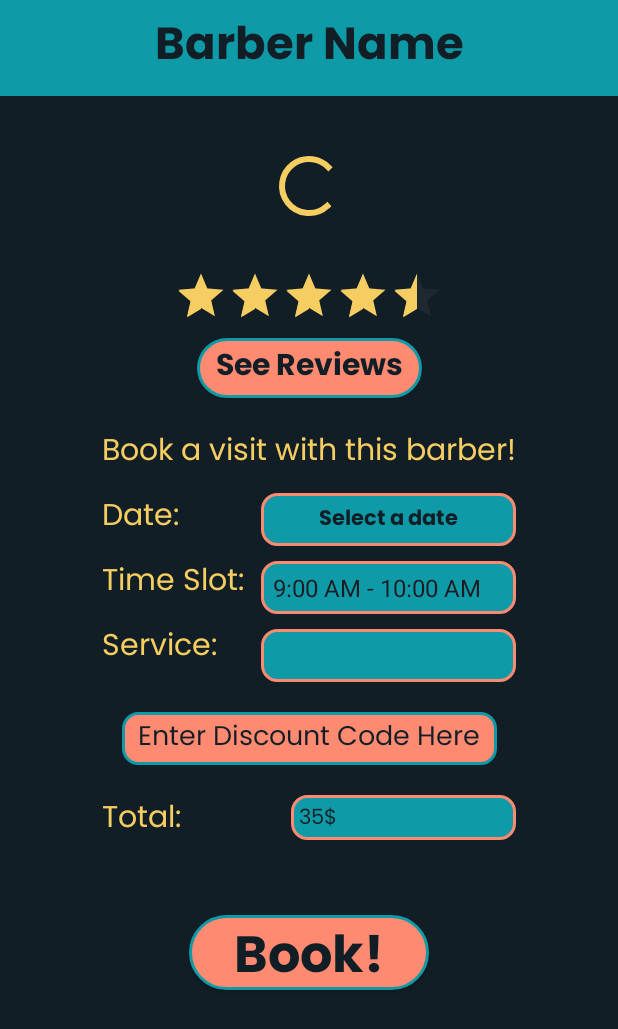
After one commit to zbvmihai/Fine-Cut---Barber-Shop-App, an Android app: the BookingActivity screen opened directly, with no data from a screen before it, on a phone screen of 412 x 824 dp. The commit adds this screen. Shown: the top 1029 px of the screen. Run offline under Robolectric (Android 15) with nearby library versions, the phone set to English and light mode, and no system bars; our stand-ins replace Picasso; 4 statements that could not run were skipped.

Commit message:
Added Book Activity UI

```diff
--- a/app/build.gradle
+++ b/app/build.gradle
@@ -46,7 +46,7 @@ dependencies {
     implementation 'org.jetbrains.kotlinx:kotlinx-coroutines-android:1.6.4'
     implementation 'androidx.core:core-ktx:1.9.0'
     implementation 'androidx.appcompat:appcompat:1.6.1'
-    implementation 'com.google.android.material:material:1.8.0'
+    implementation 'com.google.android.material:material:1.7.0'
     implementation 'androidx.constraintlayout:constraintlayout:2.1.4'
     implementation 'com.google.firebase:firebase-database-ktx:20.1.0'
     implementation 'com.google.firebase:firebase-auth-ktx:21.1.0'
--- /dev/null
+++ b/app/src/main/java/com/finecut/barbershop/activities/BookingActivity.kt
@@ -0,0 +1,65 @@
+@file:Suppress("DEPRECATION")
+
+package com.finecut.barbershop.activities
+
+import android.os.Bundle
+import android.util.Log
+import android.view.View
+import android.widget.ArrayAdapter
+import androidx.appcompat.app.AppCompatActivity
+import com.finecut.barbershop.R
+import com.finecut.barbershop.databinding.ActivityBookingBinding
+import com.finecut.barbershop.models.Barbers
+import com.squareup.picasso.Callback
+import com.squareup.picasso.Picasso
+
+class BookingActivity : AppCompatActivity() {
+
+    private var barbersList: ArrayList<Barbers> = arrayListOf()
+    private var position: Int = 0
+
+    private lateinit var bookingBinding: ActivityBookingBinding
+
+    override fun onCreate(savedInstanceState: Bundle?) {
+        super.onCreate(savedInstanceState)
+        bookingBinding = ActivityBookingBinding.inflate(layoutInflater)
+        val view = bookingBinding.root
+        setContentView(view)
+
+        val timeSlots = listOf("9:00 AM - 10:00 AM", "10:00 AM - 11:00 AM",
+            "11:00 AM - 12:00 PM", "12:00 PM - 1:00 PM", "1:00 PM - 2:00 PM",
+            "11:00 AM - 12:00 PM", "12:00 PM - 1:00 PM", "1:00 PM - 2:00 PM",
+            "11:00 AM - 12:00 PM", "12:00 PM - 1:00 PM", "1:00 PM - 2:00 PM",
+            "2:00 PM - 3:00 PM", "3:00 PM - 4:00 PM", "4:00 PM - 5:00 PM")
+
+        val adapter = ArrayAdapter(this, R.layout.spinner_item, timeSlots)
+        adapter.setDropDownViewResource(R.layout.spinner_dropdown_item)
+        bookingBinding.spinnerTimeSlot.adapter = adapter
+
+        getAndSetData()
+
+    }
+
+    private fun getAndSetData() {
+
+        barbersList = intent.getParcelableArrayListExtra("barbersList")!!
+        position = intent.getIntExtra("position", 0)
+
+        bookingBinding.bookingTbTitle.text = barbersList[position].barberName
+        bookingBinding.rbBookingBarberRating.rating = barbersList[position].barberRating.toFloat()
+
+        Picasso.get().load(barbersList[position].barberImage)
+            .into(bookingBinding.ivBookingBarberImage, object :
+                Callback {
+                override fun onSuccess() {
+                    bookingBinding.pbBookingBarberImage.visibility = View.GONE
+                }
+
+                override fun onError(e: Exception?) {
+                    if (e != null) {
+                        e.localizedMessage?.let { Log.e("Error Loading Image: ", it) }
+                    }
+                }
+            })
+    }
+}
--- a/app/src/main/java/com/finecut/barbershop/activities/MainActivity.kt
+++ b/app/src/main/java/com/finecut/barbershop/activities/MainActivity.kt
@@ -78,7 +78,7 @@ class MainActivity : AppCompatActivity() {
 
                     }
 
-                    barbersAdapter = BarbersAdapter(barbersList)
+                    barbersAdapter = BarbersAdapter(this@MainActivity,barbersList)
 
                     mainBinding.rvMain.layoutManager = LinearLayoutManager(this@MainActivity)
 
--- a/app/src/main/java/com/finecut/barbershop/adapters/BarbersAdapter.kt
+++ b/app/src/main/java/com/finecut/barbershop/adapters/BarbersAdapter.kt
@@ -1,16 +1,19 @@
 package com.finecut.barbershop.adapters
 
+import android.content.Context
+import android.content.Intent
 import android.util.Log
 import android.view.LayoutInflater
 import android.view.View
 import android.view.ViewGroup
 import androidx.recyclerview.widget.RecyclerView
+import com.finecut.barbershop.activities.BookingActivity
 import com.finecut.barbershop.databinding.BarbersCardBinding
 import com.finecut.barbershop.models.Barbers
 import com.squareup.picasso.Callback
 import com.squareup.picasso.Picasso
 
-class BarbersAdapter(
+class BarbersAdapter(private var context: Context,
     private var barbersList: ArrayList<Barbers>
 ): RecyclerView.Adapter<BarbersAdapter.BarbersViewHolder>() {
 
@@ -30,8 +33,16 @@ class BarbersAdapter(
         holder.adapterBinding.tvBarberDescription.text = barbersList[holder.adapterPosition].barberDescription
         holder.adapterBinding.rbBarberRating.rating = barbersList[holder.adapterPosition].barberRating.toFloat()
 
+        holder.adapterBinding.llBarber.setOnClickListener {
+
+            val intent = Intent(context,BookingActivity::class.java)
+            intent.putParcelableArrayListExtra("barbersList", barbersList)
+            intent.putExtra("position", holder.adapterPosition)
+            context.startActivity(intent)
+
+        }
+
         val barberImageUrl = barbersList[holder.adapterPosition].barberImage
-
         Picasso.get().load(barberImageUrl).into(holder.adapterBinding.ivBarberImage, object : Callback{
             override fun onSuccess() {
                 holder.adapterBinding.pbBarberImage.visibility = View.GONE
--- /dev/null
+++ b/app/src/main/res/drawable/button2_background.xml
@@ -0,0 +1,10 @@
+<?xml version="1.0" encoding="utf-8"?>
+<shape xmlns:android="http://schemas.android.com/apk/res/android"
+    android:shape="rectangle">
+    <stroke
+        android:width="2dp"
+        android:color="@color/munsell_blue" />
+    <solid android:color="@color/salmon_pink" />
+    <corners
+        android:radius="60dp" />
+</shape>
--- /dev/null
+++ b/app/src/main/res/drawable/button2_background_clicked.xml
@@ -0,0 +1,10 @@
+<?xml version="1.0" encoding="utf-8"?>
+<shape xmlns:android="http://schemas.android.com/apk/res/android"
+    android:shape="rectangle">
+    <stroke
+        android:width="2dp"
+        android:color="@color/munsell_blue" />
+    <solid android:color="@color/munsell_blue" />
+    <corners
+        android:radius="60dp" />
+</shape>
--- /dev/null
+++ b/app/src/main/res/drawable/button2_selector.xml
@@ -0,0 +1,5 @@
+<?xml version="1.0" encoding="utf-8"?>
+<selector xmlns:android="http://schemas.android.com/apk/res/android">
+    <item android:drawable="@drawable/button2_background_clicked" android:state_pressed="true" />
+    <item android:drawable="@drawable/button2_background" />
+</selector>
--- /dev/null
+++ b/app/src/main/res/drawable/edit_text_background2.xml
@@ -0,0 +1,10 @@
+<?xml version="1.0" encoding="utf-8"?>
+<shape xmlns:android="http://schemas.android.com/apk/res/android"
+    android:shape="rectangle">
+    <stroke
+        android:width="2dp"
+        android:color="@color/salmon_pink" />
+    <solid android:color="@color/munsell_blue" />
+    <corners
+        android:radius="10dp" />
+</shape>
--- /dev/null
+++ b/app/src/main/res/drawable/edit_text_background3.xml
@@ -0,0 +1,10 @@
+<?xml version="1.0" encoding="utf-8"?>
+<shape xmlns:android="http://schemas.android.com/apk/res/android"
+    android:shape="rectangle">
+    <stroke
+        android:width="2dp"
+        android:color="@color/munsell_blue" />
+    <solid android:color="@color/salmon_pink" />
+    <corners
+        android:radius="10dp" />
+</shape>
--- /dev/null
+++ b/app/src/main/res/drawable/spinner_background.xml
@@ -0,0 +1,8 @@
+<?xml version="1.0" encoding="utf-8"?>
+<shape xmlns:android="http://schemas.android.com/apk/res/android"
+    android:shape="rectangle">
+    <solid android:color="@color/munsell_blue" />
+    <stroke
+        android:width="1dp"/>
+
+</shape>
--- /dev/null
+++ b/app/src/main/res/layout/activity_booking.xml
@@ -0,0 +1,249 @@
+<?xml version="1.0" encoding="utf-8"?>
+<androidx.constraintlayout.widget.ConstraintLayout xmlns:android="http://schemas.android.com/apk/res/android"
+    xmlns:app="http://schemas.android.com/apk/res-auto"
+    xmlns:tools="http://schemas.android.com/tools"
+    android:layout_width="match_parent"
+    android:layout_height="match_parent"
+    tools:context=".activities.BookingActivity">
+
+    <TextView
+        android:id="@+id/tvb5"
+        android:layout_width="wrap_content"
+        android:layout_height="wrap_content"
+        android:layout_marginTop="20dp"
+        android:fontFamily="@font/poppins"
+        android:text="@string/total"
+        android:textColor="@color/naples_yellow"
+        android:textSize="20sp"
+        app:layout_constraintStart_toStartOf="@+id/tvb4"
+        app:layout_constraintTop_toBottomOf="@+id/editTextTextPersonName" />
+
+    <androidx.appcompat.widget.Toolbar
+        android:id="@+id/tbBooking"
+        android:layout_width="match_parent"
+        android:layout_height="?attr/actionBarSize"
+        android:background="?attr/colorPrimary"
+        app:layout_constraintEnd_toEndOf="parent"
+        app:layout_constraintStart_toStartOf="parent"
+        app:layout_constraintTop_toTopOf="parent"
+        app:titleTextColor="@color/rich_black">
+
+        <TextView
+            android:id="@+id/bookingTbTitle"
+            android:layout_width="wrap_content"
+            android:layout_height="wrap_content"
+            android:layout_gravity="center"
+            android:fontFamily="@font/poppins_bold"
+            android:text="@string/barber_name"
+            android:textColor="@color/rich_black"
+            android:textSize="30sp" />
+
+    </androidx.appcompat.widget.Toolbar>
+
+    <com.google.android.material.imageview.ShapeableImageView
+        android:id="@+id/ivBookingBarberImage"
+        android:layout_width="100dp"
+        android:layout_height="100dp"
+        android:layout_marginTop="10dp"
+        android:contentDescription="@string/barber_photo"
+        android:scaleType="centerCrop"
+        app:layout_constraintEnd_toEndOf="parent"
+        app:layout_constraintHorizontal_bias="0.5"
+        app:layout_constraintStart_toStartOf="parent"
+        app:layout_constraintTop_toBottomOf="@+id/tbBooking"
+        app:shapeAppearanceOverlay="@style/ShapeAppearanceOverlay.RoundImageView"
+        tools:ignore="ImageContrastCheck"
+        tools:src="@tools:sample/avatars" />
+
+    <ProgressBar
+        android:id="@+id/pbBookingBarberImage"
+        android:layout_width="wrap_content"
+        android:layout_height="wrap_content"
+        android:visibility="visible"
+        app:layout_constraintBottom_toBottomOf="@+id/ivBookingBarberImage"
+        app:layout_constraintEnd_toEndOf="@+id/ivBookingBarberImage"
+        app:layout_constraintStart_toStartOf="@+id/ivBookingBarberImage"
+        app:layout_constraintTop_toTopOf="@+id/ivBookingBarberImage"
+        tools:visibility="visible" />
+
+    <androidx.appcompat.widget.AppCompatRatingBar
+        android:id="@+id/rbBookingBarberRating"
+        style="@style/Widget.AppCompat.RatingBar.Indicator"
+        android:layout_width="wrap_content"
+        android:layout_height="wrap_content"
+        android:layout_gravity="start|top"
+        android:layout_marginTop="5dp"
+        android:background="@drawable/description_ratingbar_background"
+        android:numStars="5"
+        android:padding="0dp"
+        android:rating="4.5"
+        android:stepSize="0.5"
+        app:layout_constraintEnd_toEndOf="parent"
+        app:layout_constraintStart_toStartOf="parent"
+        app:layout_constraintTop_toBottomOf="@+id/ivBookingBarberImage" />
+
+    <androidx.appcompat.widget.AppCompatButton
+        android:id="@+id/btnSeeReviews"
+        android:layout_width="150dp"
+        android:layout_height="40dp"
+        android:layout_marginTop="10dp"
+        android:background="@drawable/button2_selector"
+        android:fontFamily="@font/poppins_bold"
+        android:gravity="center"
+        android:text="@string/see_reviews"
+        android:textAllCaps="false"
+        android:textColor="@color/rich_black"
+        android:textSize="20sp"
+        app:layout_constraintEnd_toEndOf="parent"
+        app:layout_constraintStart_toStartOf="parent"
+        app:layout_constraintTop_toBottomOf="@+id/rbBookingBarberRating"
+        tools:ignore="TouchTargetSizeCheck" />
+
+    <androidx.appcompat.widget.AppCompatButton
+        android:id="@+id/btnBook"
+        android:layout_width="160dp"
+        android:layout_height="50dp"
+        android:layout_marginTop="50dp"
+        android:background="@drawable/button2_selector"
+        android:fontFamily="@font/poppins_bold"
+        android:gravity="center"
+        android:text="@string/book"
+        android:textAllCaps="false"
+        android:textColor="@color/rich_black"
+        android:textSize="34sp"
+        app:layout_constraintEnd_toEndOf="parent"
+        app:layout_constraintStart_toStartOf="parent"
+        app:layout_constraintTop_toBottomOf="@+id/editTextTextPersonName2"
+        tools:ignore="TouchTargetSizeCheck" />
+
+    <TextView
+        android:id="@+id/tvb"
+        android:layout_width="wrap_content"
+        android:layout_height="wrap_content"
+        android:layout_marginTop="20dp"
+        android:fontFamily="@font/poppins"
+        android:text="@string/book_a_visit_with_this_barber"
+        android:textColor="@color/naples_yellow"
+        android:textSize="20sp"
+        app:layout_constraintEnd_toEndOf="parent"
+        app:layout_constraintStart_toStartOf="parent"
+        app:layout_constraintTop_toBottomOf="@+id/btnSeeReviews" />
+
+    <TextView
+        android:id="@+id/tvb2"
+        android:layout_width="wrap_content"
+        android:layout_height="wrap_content"
+        android:layout_marginTop="10dp"
+        android:fontFamily="@font/poppins"
+        android:text="@string/date"
+        android:textColor="@color/naples_yellow"
+        android:textSize="20sp"
+        app:layout_constraintStart_toStartOf="@+id/tvb"
+        app:layout_constraintTop_toBottomOf="@+id/tvb" />
+
+    <TextView
+        android:id="@+id/tvb3"
+        android:layout_width="wrap_content"
+        android:layout_height="wrap_content"
+        android:layout_marginTop="10dp"
+        android:fontFamily="@font/poppins"
+        android:text="@string/time_slot"
+        android:textColor="@color/naples_yellow"
+        android:textSize="20sp"
+        app:layout_constraintStart_toStartOf="@+id/tvb2"
+        app:layout_constraintTop_toBottomOf="@+id/tvb2" />
+
+    <TextView
+        android:id="@+id/tvb4"
+        android:layout_width="wrap_content"
+        android:layout_height="wrap_content"
+        android:layout_marginTop="10dp"
+        android:fontFamily="@font/poppins"
+        android:text="@string/service"
+        android:textColor="@color/naples_yellow"
+        android:textSize="20sp"
+        app:layout_constraintStart_toStartOf="@+id/tvb3"
+        app:layout_constraintTop_toBottomOf="@+id/tvb3" />
+
+    <TextView
+        android:id="@+id/editTextDate"
+        android:layout_width="170dp"
+        android:layout_height="35dp"
+        android:layout_marginTop="10dp"
+        android:autofillHints=""
+        android:background="@drawable/edit_text_background2"
+        android:ems="10"
+        android:fontFamily="@font/poppins_bold"
+        android:gravity="center"
+        android:hint="@string/select_a_date"
+        android:textColor="@color/rich_black"
+        android:textColorHint="@color/rich_black"
+        android:textColorLink="@color/rich_black"
+        app:layout_constraintEnd_toEndOf="@+id/tvb"
+        app:layout_constraintHorizontal_bias="1.0"
+        app:layout_constraintStart_toEndOf="@+id/tvb2"
+        app:layout_constraintTop_toBottomOf="@+id/tvb"
+        tools:ignore="TouchTargetSizeCheck,TextContrastCheck" />
+
+    <Spinner
+        android:id="@+id/spinnerTimeSlot"
+        android:layout_width="170dp"
+        android:layout_height="35dp"
+        android:layout_marginTop="10dp"
+        android:background="@drawable/edit_text_background2"
+        app:layout_constraintEnd_toEndOf="@+id/editTextDate"
+        app:layout_constraintHorizontal_bias="1.0"
+        app:layout_constraintStart_toEndOf="@+id/tvb3"
+        app:layout_constraintTop_toBottomOf="@+id/editTextDate" />
+
+    <Spinner
+        android:id="@+id/spinnerService"
+        android:layout_width="170dp"
+        android:layout_height="35dp"
+        android:layout_marginTop="10dp"
+        android:background="@drawable/edit_text_background2"
+        app:layout_constraintEnd_toEndOf="@+id/editTextDate"
+        app:layout_constraintHorizontal_bias="1.0"
+        app:layout_constraintStart_toEndOf="@+id/tvb3"
+        app:layout_constraintTop_toBottomOf="@+id/spinnerTimeSlot" />
+
+    <EditText
+        android:id="@+id/editTextTextPersonName"
+        android:layout_width="250dp"
+        android:layout_height="35dp"
+        android:layout_marginTop="20dp"
+        android:autofillHints=""
+        android:background="@drawable/edit_text_background3"
+        android:ems="10"
+        android:fontFamily="@font/poppins"
+        android:gravity="center"
+        android:hint="@string/enter_discount_code_here"
+        android:inputType="textPersonName"
+        android:textColorHint="@color/rich_black"
+        app:layout_constraintEnd_toEndOf="parent"
+        app:layout_constraintStart_toStartOf="parent"
+        app:layout_constraintTop_toBottomOf="@+id/spinnerService"
+        tools:ignore="TouchTargetSizeCheck" />
+
+    <TextView
+        android:id="@+id/editTextTextPersonName2"
+        android:layout_width="150dp"
+        android:layout_height="30dp"
+        android:layout_marginTop="20dp"
+        android:autofillHints=""
+        android:background="@drawable/edit_text_background2"
+        android:ems="10"
+        android:fontFamily="@font/poppins"
+        android:gravity="center|start"
+        android:paddingStart="5dp"
+        android:paddingTop="2dp"
+        android:paddingEnd="5dp"
+        android:text="@string/_35"
+        android:textColor="@color/rich_black"
+        app:layout_constraintEnd_toEndOf="@+id/spinnerService"
+        app:layout_constraintHorizontal_bias="1.0"
+        app:layout_constraintStart_toEndOf="@+id/tvb5"
+        app:layout_constraintTop_toBottomOf="@+id/editTextTextPersonName"
+        tools:ignore="TouchTargetSizeCheck,SpeakableTextPresentCheck" />
+
+</androidx.constraintlayout.widget.ConstraintLayout>
--- a/app/src/main/res/layout/barbers_card.xml
+++ b/app/src/main/res/layout/barbers_card.xml
@@ -2,6 +2,7 @@
 <LinearLayout xmlns:android="http://schemas.android.com/apk/res/android"
     xmlns:app="http://schemas.android.com/apk/res-auto"
     xmlns:tools="http://schemas.android.com/tools"
+    android:id="@+id/llBarber"
     android:layout_width="320dp"
     android:layout_height="160dp"
     android:layout_margin="4dp"
@@ -64,13 +65,10 @@
             android:layout_height="wrap_content"
             android:layout_gravity="start|top"
             android:layout_marginStart="5dp"
-            android:layout_weight="1"
             android:background="@drawable/description_ratingbar_background"
             android:numStars="5"
             android:padding="0dp"
             android:rating="4.5"
-            android:scaleX="1"
-            android:scaleY="1"
             android:stepSize="0.5"
             app:layout_constraintStart_toEndOf="@+id/ivBarberImage"
             app:layout_constraintTop_toBottomOf="@+id/tvBarberName" />
--- /dev/null
+++ b/app/src/main/res/layout/spinner_dropdown_item.xml
@@ -0,0 +1,9 @@
+<?xml version="1.0" encoding="utf-8"?>
+<TextView xmlns:android="http://schemas.android.com/apk/res/android"
+    android:id="@android:id/text1"
+    android:layout_width="match_parent"
+    android:layout_height="wrap_content"
+    android:background="@drawable/spinner_background"
+    android:padding="10dp"
+    android:textColor="@color/rich_black"
+    android:textSize="12sp" />
--- /dev/null
+++ b/app/src/main/res/layout/spinner_item.xml
@@ -0,0 +1,8 @@
+<TextView xmlns:android="http://schemas.android.com/apk/res/android"
+    android:id="@android:id/text1"
+    style="?android:attr/spinnerItemStyle"
+    android:singleLine="true"
+    android:layout_width="match_parent"
+    android:layout_height="wrap_content"
+    android:ellipsize="marquee"
+    android:textAlignment="inherit"/>
--- a/app/src/main/res/values/colors.xml
+++ b/app/src/main/res/values/colors.xml
@@ -13,4 +13,5 @@
     <color name="naples_yellow">#F6CD61</color>
     <color name="rich_black">#121E26</color>
     <color name="gray">#6D6D6D</color>
+    <color name="lightBlue">#e2eff3</color>
 </resources>
--- a/app/src/main/res/values/strings.xml
+++ b/app/src/main/res/values/strings.xml
@@ -32,4 +32,18 @@
     <string name="barber_name">Barber Name</string>
     <string name="description">Description</string>
     <string name="logo">Logo</string>
+    <string name="see_reviews">See Reviews</string>
+    <string name="book_a_visit_with_this_barber">Book a visit with this barber!</string>
+    <string name="select_a_date">Select a date</string>
+    <string name="date">Date:</string>
+    <string name="time_slot">Time Slot:</string>
+    <string name="service">Service:</string>
+    <string name="enter_discount_code_here">Enter Discount Code Here</string>
+    <string name="total">Total:</string>
+    <string name="book">Book!</string>
+    <string name="_35">35$</string>
+    <string name="select_a_time_slot">Select a time slot</string>
+    <string name="select_a_service">Select a service</string>
+
+
 </resources>
--- a/app/src/main/res/values/themes.xml
+++ b/app/src/main/res/values/themes.xml
@@ -9,5 +9,6 @@
         <item name="android:windowBackground">@color/rich_black</item>
         <item name="android:statusBarColor">@color/munsell_blue</item>
         <item name="android:windowFullscreen">true</item>
+
     </style>
 </resources>
```
Also changed, not shown: app/src/main/AndroidManifest.xml (+7 -0 lines).
